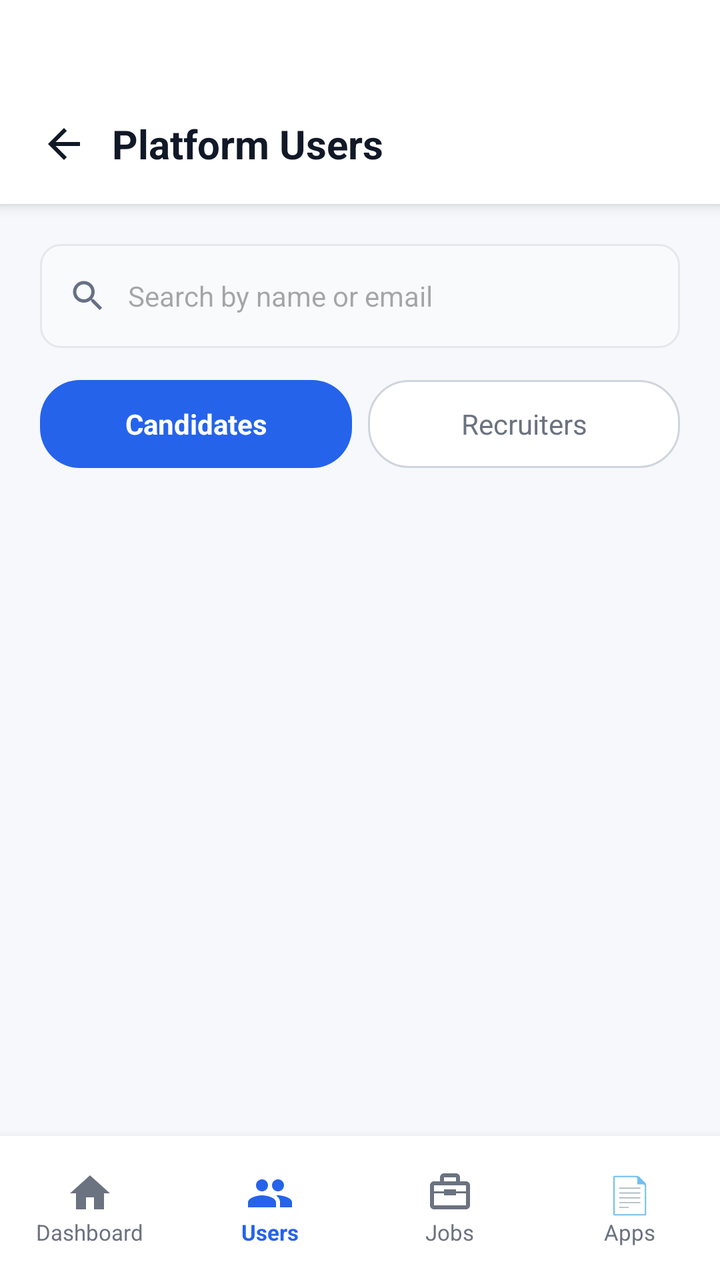
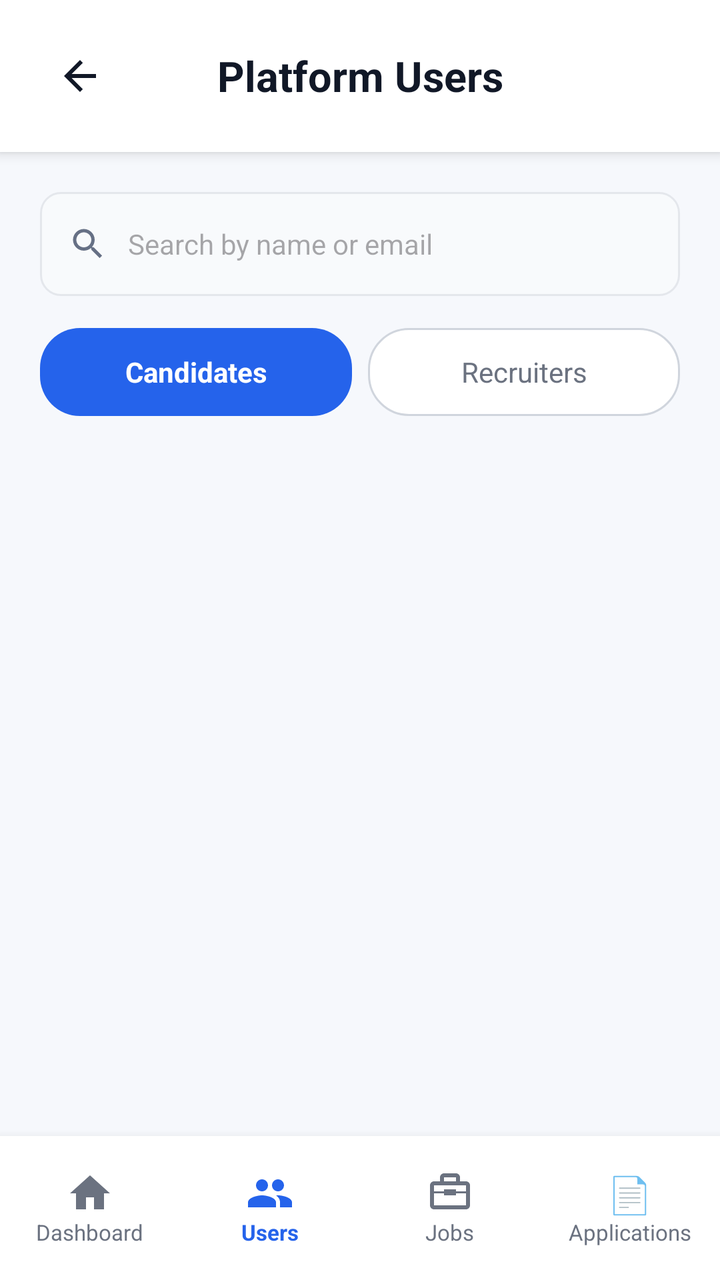

Screens rendered from an Android XML layout before and after an edit, with the pre-edit source and the edit as a unified diff.
<!-- AndroidManifest.xml: application theme Theme.CloudHire -->
<!-- res/layout/activity_admin_users.xml -->
<?xml version="1.0" encoding="utf-8"?>
<LinearLayout xmlns:android="http://schemas.android.com/apk/res/android"
    xmlns:app="http://schemas.android.com/apk/res-auto"
    android:layout_width="match_parent"
    android:layout_height="match_parent"
    android:background="@color/dashboard_background"
    android:fitsSystemWindows="true"
    android:orientation="vertical">

    
    <LinearLayout
        android:layout_width="match_parent"
        android:layout_height="102dp"
        android:background="@android:color/white"
        android:elevation="4dp"
        android:gravity="center_vertical"
        android:orientation="horizontal"
        android:paddingStart="8dp"
        android:paddingTop="42dp"
        android:paddingEnd="16dp">

        <ImageButton
            android:id="@+id/btnAdminUsersBack"
            android:layout_width="48dp"
            android:layout_height="48dp"
            android:background="?attr/selectableItemBackgroundBorderless"
            android:contentDescription="Back"
            android:padding="12dp"
            android:src="@drawable/ic_arrow_back"
            app:tint="@color/dashboard_text_primary" />

        <TextView
            android:layout_width="0dp"
            android:layout_height="wrap_content"
            android:layout_weight="1"
            android:text="Platform Users"
            android:textColor="@color/dashboard_text_primary"
            android:textSize="20sp"
            android:textStyle="bold" />
    </LinearLayout>

    
    <LinearLayout
        android:layout_width="match_parent"
        android:layout_height="wrap_content"
        android:orientation="vertical"
        android:padding="20dp">

        <LinearLayout
            android:layout_width="match_parent"
            android:layout_height="52dp"
            android:background="@drawable/bg_applicant_search"
            android:gravity="center_vertical"
            android:orientation="horizontal"
            android:paddingStart="14dp"
            android:paddingEnd="14dp">

            <ImageView
                android:layout_width="20dp"
                android:layout_height="20dp"
                android:src="@drawable/ic_search" />

            <EditText
                android:id="@+id/etUserSearch"
                android:layout_width="match_parent"
                android:layout_height="match_parent"
                android:background="@android:color/transparent"
                android:hint="Search by name or email"
                android:inputType="text"
                android:paddingStart="10dp"
                android:textSize="14sp" />
        </LinearLayout>

        <LinearLayout
            android:layout_width="match_parent"
            android:layout_height="44dp"
            android:layout_marginTop="16dp"
            android:orientation="horizontal">

            <TextView
                android:id="@+id/tabCandidates"
                android:layout_width="0dp"
                android:layout_height="match_parent"
                android:layout_weight="1"
                android:background="@drawable/bg_filter_active"
                android:gravity="center"
                android:text="Candidates"
                android:textColor="@android:color/white"
                android:textStyle="bold" />

            <TextView
                android:id="@+id/tabRecruiters"
                android:layout_width="0dp"
                android:layout_height="match_parent"
                android:layout_marginStart="8dp"
                android:layout_weight="1"
                android:background="@drawable/bg_filter_inactive"
                android:gravity="center"
                android:text="Recruiters"
                android:textColor="@color/dashboard_text_secondary" />
        </LinearLayout>
    </LinearLayout>

    
    <ScrollView
        android:layout_width="match_parent"
        android:layout_height="0dp"
        android:layout_weight="1">

        <LinearLayout
            android:id="@+id/userListContainer"
            android:layout_width="match_parent"
            android:layout_height="wrap_content"
            android:orientation="vertical"
            android:paddingStart="20dp"
            android:paddingEnd="20dp"
            android:paddingBottom="20dp" />
    </ScrollView>

    
    <LinearLayout
        android:layout_width="match_parent"
        android:layout_height="72dp"
        android:background="@android:color/white"
        android:elevation="8dp"
        android:gravity="center_vertical"
        android:orientation="horizontal">

        <LinearLayout
            android:id="@+id/navAdminHome"
            android:layout_width="0dp"
            android:layout_height="match_parent"
            android:layout_weight="1"
            android:clickable="true"
            android:focusable="true"
            android:gravity="center"
            android:orientation="vertical">

            <ImageView
                android:layout_width="24dp"
                android:layout_height="24dp"
                android:src="@drawable/recruiter_dashboard_home"
                app:tint="@color/dashboard_text_secondary" />

            <TextView
                android:layout_width="wrap_content"
                android:layout_height="wrap_content"
                android:text="Dashboard"
                android:textColor="@color/dashboard_text_secondary"
                android:textSize="11sp" />
        </LinearLayout>

        <LinearLayout
            android:id="@+id/navAdminUsers"
            android:layout_width="0dp"
            android:layout_height="match_parent"
            android:layout_weight="1"
            android:clickable="true"
            android:focusable="true"
            android:gravity="center"
            android:orientation="vertical">

            <ImageView
                android:layout_width="24dp"
                android:layout_height="24dp"
                android:src="@drawable/recruiter_dashboard_people"
                app:tint="@color/dashboard_primary" />

            <TextView
                android:layout_width="wrap_content"
                android:layout_height="wrap_content"
                android:text="Users"
                android:textColor="@color/dashboard_primary"
                android:textSize="11sp"
                android:textStyle="bold" />
        </LinearLayout>

        <LinearLayout
            android:id="@+id/navAdminJobs"
            android:layout_width="0dp"
            android:layout_height="match_parent"
            android:layout_weight="1"
            android:clickable="true"
            android:focusable="true"
            android:gravity="center"
            android:orientation="vertical">

            <ImageView
                android:layout_width="24dp"
                android:layout_height="24dp"
                android:src="@drawable/recruiter_dashboard_briefcase"
                app:tint="@color/dashboard_text_secondary" />

            <TextView
                android:layout_width="wrap_content"
                android:layout_height="wrap_content"
                android:text="Jobs"
                android:textColor="@color/dashboard_text_secondary"
                android:textSize="11sp" />
        </LinearLayout>

        <LinearLayout
            android:id="@+id/navAdminApps"
            android:layout_width="0dp"
            android:layout_height="match_parent"
            android:layout_weight="1"
            android:clickable="true"
            android:focusable="true"
            android:gravity="center"
            android:orientation="vertical">

            <TextView
                android:layout_width="wrap_content"
                android:layout_height="24dp"
                android:text="📄"
                android:textSize="18sp" />

            <TextView
                android:layout_width="wrap_content"
                android:layout_height="wrap_content"
                android:text="Apps"
                android:textColor="@color/dashboard_text_secondary"
                android:textSize="11sp" />
        </LinearLayout>
    </LinearLayout>
</LinearLayout>
<!-- resources referenced by this layout -->
<resources>
  <color name="dashboard_background">#F6F8FC</color>
  <color name="dashboard_primary">#2563EB</color>
  <color name="dashboard_text_primary">#111827</color>
  <color name="dashboard_text_secondary">#6B7280</color>
  <!-- drawable bg_applicant_search (drawable) -->
  <?xml version="1.0" encoding="utf-8"?>
  <shape xmlns:android="http://schemas.android.com/apk/res/android">
  
      <solid android:color="#F8FAFC" />
  
      <corners android:radius="10dp" />
  
      <stroke
          android:width="1dp"
          android:color="#E4E7EC" />
  
  </shape>
  <!-- drawable bg_filter_active (drawable) -->
  <?xml version="1.0" encoding="utf-8"?>
  <shape xmlns:android="http://schemas.android.com/apk/res/android">
  
      <solid android:color="#2563EB" />
  
      <corners android:radius="20dp" />
  
  </shape>
  <!-- drawable bg_filter_inactive (drawable) -->
  <?xml version="1.0" encoding="utf-8"?>
  <shape xmlns:android="http://schemas.android.com/apk/res/android">
  
      <solid android:color="#FFFFFF" />
  
      <corners android:radius="20dp" />
  
      <stroke
          android:width="1dp"
          android:color="#D0D5DD" />
  
  </shape>
  <!-- drawable ic_arrow_back (drawable) -->
  <?xml version="1.0" encoding="utf-8"?>
  <vector
      xmlns:android="http://schemas.android.com/apk/res/android"
      android:width="24dp"
      android:height="24dp"
      android:viewportWidth="24"
      android:viewportHeight="24">
  
      <path
          android:fillColor="#1E3A8A"
          android:pathData="M20,11H7.83l5.59,-5.59L12,4l-8,8 8,8 1.41,-1.41L7.83,13H20v-2z" />
  
  </vector>
  <!-- drawable ic_search (drawable) -->
  <?xml version="1.0" encoding="utf-8"?>
  <vector xmlns:android="http://schemas.android.com/apk/res/android"
      android:width="24dp"
      android:height="24dp"
      android:viewportWidth="24"
      android:viewportHeight="24"
      android:tint="#667085">
      <path
          android:fillColor="@android:color/white"
          android:pathData="M15.5,14h-0.79l-0.28,-0.27C15.41,12.59 16,11.11 16,9.5 16,5.91 13.09,3 9.5,3S3,5.91 3,9.5 5.91,16 9.5,16c1.61,0 3.09,-0.59 4.23,-1.57l0.27,0.28v0.79l5,4.99L20.49,19l-4.99,-5zM9.5,14C7.01,14 5,11.99 5,9.5S7.01,5 9.5,5 14,7.01 14,9.5 11.99,14 9.5,14z" />
  </vector>
  <!-- drawable recruiter_dashboard_briefcase (drawable) -->
  <?xml version="1.0" encoding="utf-8"?>
  <vector xmlns:android="http://schemas.android.com/apk/res/android"
      android:width="24dp"
      android:height="24dp"
      android:viewportWidth="24"
      android:viewportHeight="24">
  
      <path
          android:fillColor="#667085"
          android:pathData="M20,6h-3V4c0,-1.1 -0.9,-2 -2,-2H9c-1.1,0 -2,0.9 -2,2v2H4c-1.1,0 -2,0.9 -2,2v10c0,1.1 0.9,2 2,2h16c1.1,0 2,-0.9 2,-2V8c0,-1.1 -0.9,-2 -2,-2zM9,4h6v2H9V4zM20,18H4v-6h5v1h6v-1h5v6zM9,11H4V8h16v3h-5v-1H9v1z" />
  
  </vector>
  <!-- drawable recruiter_dashboard_home (drawable) -->
  <?xml version="1.0" encoding="utf-8"?>
  <vector xmlns:android="http://schemas.android.com/apk/res/android"
      android:width="24dp"
      android:height="24dp"
      android:viewportWidth="24"
      android:viewportHeight="24">
  
      <path
          android:fillColor="#2563EB"
          android:pathData="M10,20v-6h4v6h5v-8h3L12,3 2,12h3v8z" />
  
  </vector>
  <!-- drawable recruiter_dashboard_people (drawable) -->
  <?xml version="1.0" encoding="utf-8"?>
  <vector xmlns:android="http://schemas.android.com/apk/res/android"
      android:width="24dp"
      android:height="24dp"
      android:viewportWidth="24"
      android:viewportHeight="24">
  
      <path
          android:fillColor="#667085"
          android:pathData="M16,11c1.66,0 2.99,-1.34 2.99,-3S17.66,5 16,5s-3,1.34 -3,3 1.34,3 3,3zM8,11c1.66,0 2.99,-1.34 2.99,-3S9.66,5 8,5 5,6.34 5,8s1.34,3 3,3zM8,13c-2.33,0 -7,1.17 -7,3.5V19h14v-2.5C15,14.17 10.33,13 8,13zM16,13c-0.29,0 -0.62,0.02 -0.97,0.05 1.16,0.84 1.97,1.94 1.97,3.45V19h6v-2.5c0,-2.33 -4.67,-3.5 -7,-3.5z" />
  
  </vector>
  <style name="Theme.CloudHire" parent="Base.Theme.CloudHire" />
  <style name="Base.Theme.CloudHire" parent="Theme.Material3.DayNight.NoActionBar">
          
          
      </style>
</resources>

<!-- the commit's change to res/layout/activity_admin_users.xml (unified diff, before → after) -->
@@ -6,39 +6,44 @@
     android:background="@color/dashboard_background"
     android:fitsSystemWindows="true"
     android:orientation="vertical">
-
-    
+    
+
     <LinearLayout
         android:layout_width="match_parent"
-        android:layout_height="102dp"
-        android:background="@android:color/white"
-        android:elevation="4dp"
+        android:layout_height="76dp"
+        android:orientation="horizontal"
         android:gravity="center_vertical"
-        android:orientation="horizontal"
-        android:paddingStart="8dp"
-        android:paddingTop="42dp"
-        android:paddingEnd="16dp">
+        android:paddingStart="16dp"
+        android:paddingEnd="16dp"
+        android:background="#FFFFFF"
+        android:elevation="4dp">
 
         <ImageButton
             android:id="@+id/btnAdminUsersBack"
             android:layout_width="48dp"
             android:layout_height="48dp"
-            android:background="?attr/selectableItemBackgroundBorderless"
+            android:background="@android:color/transparent"
+            android:src="@drawable/ic_arrow_back"
+            android:padding="12dp"
             android:contentDescription="Back"
-            android:padding="12dp"
-            android:src="@drawable/ic_arrow_back"
             app:tint="@color/dashboard_text_primary" />
 
         <TextView
             android:layout_width="0dp"
             android:layout_height="wrap_content"
             android:layout_weight="1"
+            android:gravity="center"
             android:text="Platform Users"
             android:textColor="@color/dashboard_text_primary"
-            android:textSize="20sp"
+            android:textSize="21sp"
             android:textStyle="bold" />
+
+        
+        <View
+            android:layout_width="48dp"
+            android:layout_height="48dp" />
+
     </LinearLayout>
-
     
     <LinearLayout
         android:layout_width="match_parent"
@@ -105,7 +110,8 @@
     <ScrollView
         android:layout_width="match_parent"
         android:layout_height="0dp"
-        android:layout_weight="1">
+        android:layout_weight="1"
+        android:contentDescription="Users list">
 
         <LinearLayout
             android:id="@+id/userListContainer"
@@ -218,7 +224,7 @@
             <TextView
                 android:layout_width="wrap_content"
                 android:layout_height="wrap_content"
-                android:text="Apps"
+                android:text="Applications"
                 android:textColor="@color/dashboard_text_secondary"
                 android:textSize="11sp" />
         </LinearLayout>
